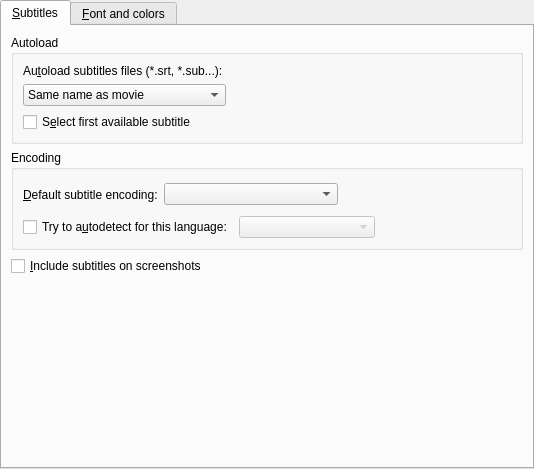
Old version of the form src/prefsubtitles.ui in the repository wilbert2000/wzplayer.
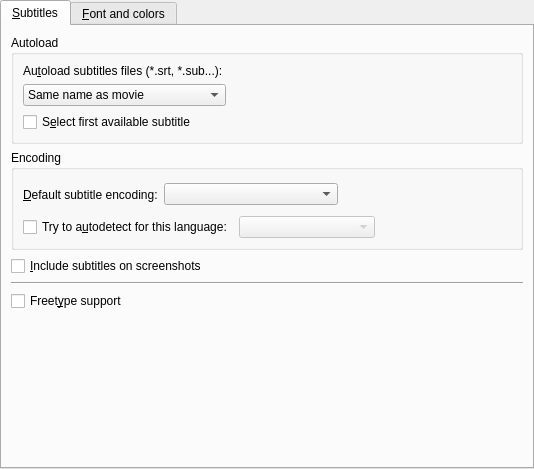
New version of the form. Custom widgets are drawn as their Qt base class.

Commit message: Added a new option in Preferences->Subtitle: Freetype support. Disabling that option could make smplayer work with a mplayer compiled without freetype support. But subtitles may not work at all!

```diff
--- a/src/prefsubtitles.ui
+++ b/src/prefsubtitles.ui
@@ -237,6 +237,26 @@
          </property>
         </widget>
        </item>
+       <item>
+        <widget class="Line" name="line" >
+         <property name="sizePolicy" >
+          <sizepolicy vsizetype="Fixed" hsizetype="Expanding" >
+           <horstretch>0</horstretch>
+           <verstretch>0</verstretch>
+          </sizepolicy>
+         </property>
+         <property name="orientation" >
+          <enum>Qt::Horizontal</enum>
+         </property>
+        </widget>
+       </item>
+       <item>
+        <widget class="QCheckBox" name="freetype_check" >
+         <property name="text" >
+          <string>Freet&amp;ype support</string>
+         </property>
+        </widget>
+       </item>
        <item>
         <spacer>
          <property name="orientation" >
```
The commit also changes 6 other files.
